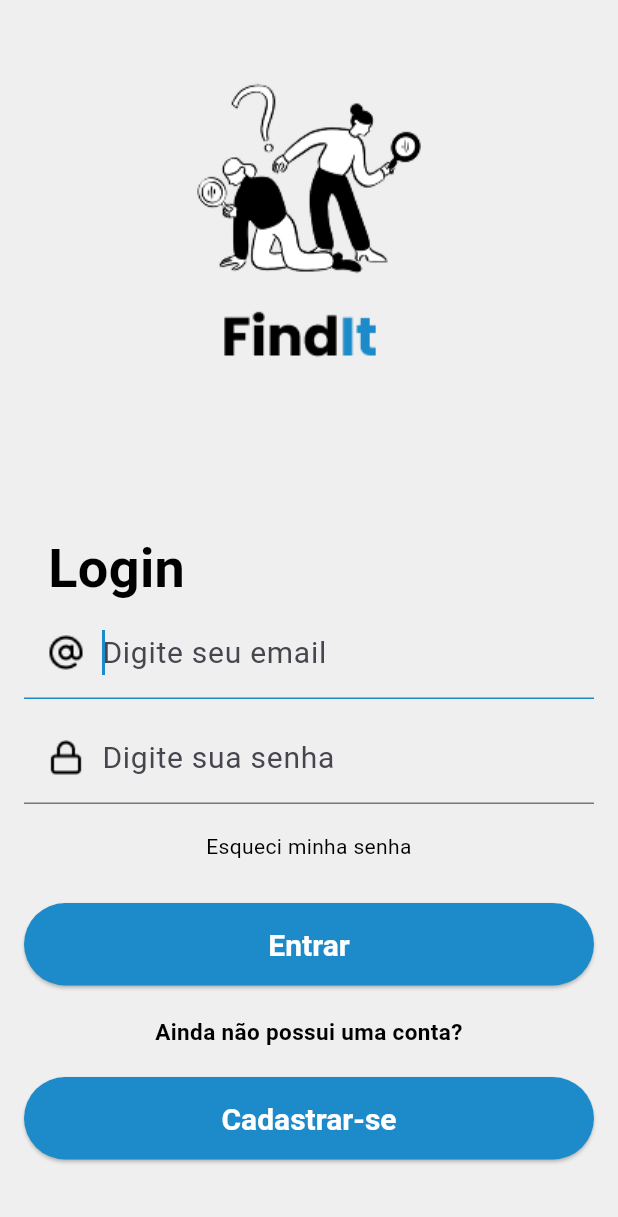
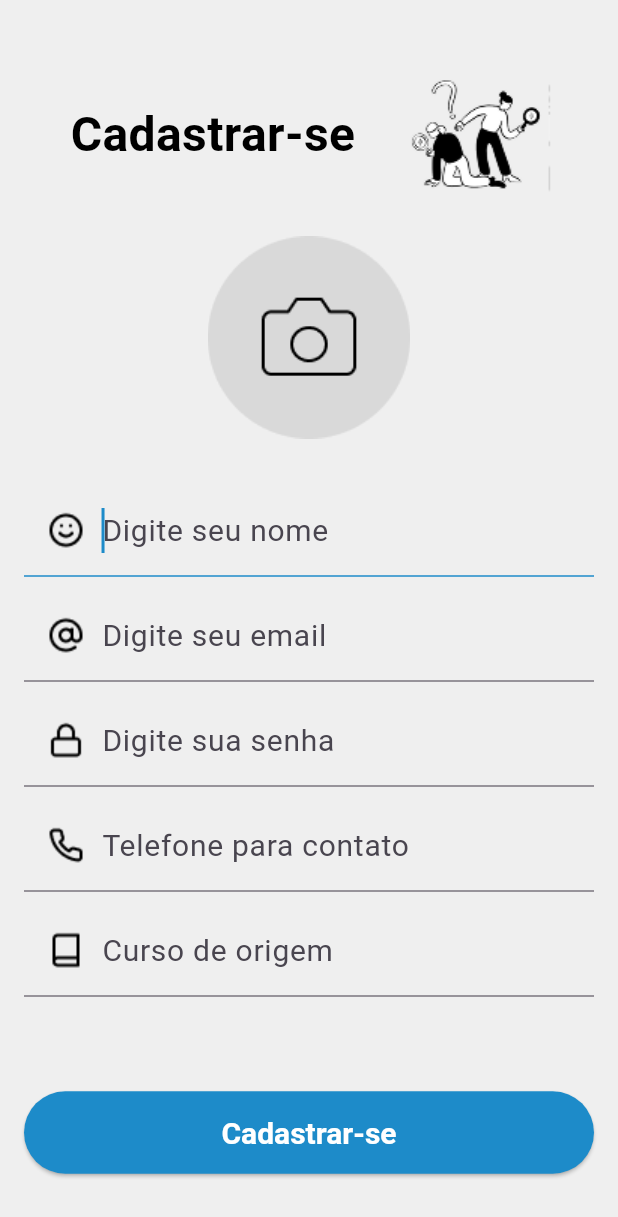
Before and after one commit to ElissonRochaa/MOBILE-25.1-FindIt, a Flutter app: the screen it shows after launch, after a tap on "Cadastrar-se", on a phone screen of 412 x 824 dp. Shown: the top 1217 px of the screen. Run offline on Flutter 3.47's test engine with Material 3 defaults, Android fonts, the phone set to English and light mode, and no system bars.

Commit message:
feat(cadastro): implementação tela cadastro

```diff
--- /dev/null
+++ b/find_it/lib/pages/Cadastro.dart
@@ -0,0 +1,184 @@
+import 'package:flutter/material.dart';
+class Cadastro extends StatefulWidget {
+  const Cadastro({super.key});
+
+  @override
+  State<Cadastro> createState() => _CadastroState();
+}
+
+class _CadastroState extends State<Cadastro> {
+  @override
+  Widget build(BuildContext context) {
+    return Scaffold(
+      body: Container(
+        decoration: BoxDecoration(color: Color(0xffEFEFEF)),
+        padding: EdgeInsets.all(16),
+        child: Center(
+          child: SingleChildScrollView(
+            child: Column(
+              crossAxisAlignment: CrossAxisAlignment.stretch,
+              children: [
+                Padding(
+                  padding: EdgeInsets.only(top: 5, left: 31, right: 3),
+                  child: Row(
+                    crossAxisAlignment: CrossAxisAlignment.center,
+                    children: [
+                      Text(
+                        "Cadastrar-se",
+                        style: TextStyle(
+                          color: Colors.black,
+                          fontSize: 32,
+                          fontWeight: FontWeight.bold,
+                        ),
+                      ),
+                      SizedBox(width: 15),
+                      Image.asset(
+                        "images/min_logo.png",
+                        width: 131,
+                        height: 126,
+                      ),
+                    ],
+                  ),
+                ),
+                Padding(
+                  padding: EdgeInsets.only(top: 5, bottom: 30),
+                  child: Image.asset(
+                    "images/add_photo.png",
+                    width: 135,
+                    height: 135,
+                  ),
+                ),
+                Padding(
+                  padding: EdgeInsets.only(bottom: 8),
+                  child: TextField(
+                    autofocus: true,
+                    keyboardType: TextInputType.text,
+                    cursorColor: Color(0xff1D8BC9),
+                    style: TextStyle(fontSize: 20),
+                    decoration: InputDecoration(
+                      contentPadding: EdgeInsets.fromLTRB(32, 16, 31, 16),
+                      hintText: "Digite seu nome",
+                      prefixIcon: Padding(
+                        padding: EdgeInsets.only(left: 16, right: 8),
+                        child: Image.asset(
+                          "images/smile.png",
+                          width: 24,
+                          height: 24,
+                        ),
+                      ),
+                    ),
+                  ),
+                ),
+                Padding(
+                  padding: EdgeInsets.only(bottom: 8),
+                  child: TextField(
+                    autofocus: true,
+                    keyboardType: TextInputType.emailAddress,
+                    cursorColor: Color(0xff1D8BC9),
+                    style: TextStyle(fontSize: 20),
+                    decoration: InputDecoration(
+                      contentPadding: EdgeInsets.fromLTRB(32, 16, 31, 16),
+                      hintText: "Digite seu email",
+                      prefixIcon: Padding(
+                        padding: EdgeInsets.only(left: 16, right: 8),
+                        child: Image.asset(
+                          "images/emailicon.png",
+                          width: 24,
+                          height: 24,
+                        ),
+                      ),
+                    ),
+                  ),
+                ),
+                Padding(
+                  padding: EdgeInsets.only(bottom: 8),
+                  child: TextField(
+                    autofocus: true,
+                    keyboardType: TextInputType.text,
+                    obscureText: true,
+                    cursorColor: Color(0xff1D8BC9),
+                    style: TextStyle(fontSize: 20),
+                    decoration: InputDecoration(
+                      contentPadding: EdgeInsets.fromLTRB(32, 16, 31, 16),
+                      hintText: "Digite sua senha",
+                      prefixIcon: Padding(
+                        padding: EdgeInsets.only(left: 16, right: 8),
+                        child: Image.asset(
+                          "images/lock.png",
+                          width: 24,
+                          height: 24,
+                        ),
+                      ),
+                    ),
+                  ),
+                ),
+                Padding(
+                  padding: EdgeInsets.only(bottom: 8),
+                  child: TextField(
+                    autofocus: true,
+                    keyboardType: TextInputType.number,
+                    obscureText: true,
+                    cursorColor: Color(0xff1D8BC9),
+                    style: TextStyle(fontSize: 20),
+                    decoration: InputDecoration(
+                      contentPadding: EdgeInsets.fromLTRB(32, 16, 31, 16),
+                      hintText: "Telefone para contato",
+                      prefixIcon: Padding(
+                        padding: EdgeInsets.only(left: 16, right: 8),
+                        child: Image.asset(
+                          "images/phone.png",
+                          width: 24,
+                          height: 24,
+                        ),
+                      ),
+                    ),
+                  ),
+                ),
+                Padding(
+                  padding: EdgeInsets.only(bottom: 8),
+                  child: TextField(
+                    autofocus: true,
+                    keyboardType: TextInputType.text,
+                    obscureText: true,
+                    cursorColor: Color(0xff1D8BC9),
+                    style: TextStyle(fontSize: 20),
+                    decoration: InputDecoration(
+                      contentPadding: EdgeInsets.fromLTRB(32, 16, 31, 16),
+                      hintText: "Curso de origem",
+                      prefixIcon: Padding(
+                        padding: EdgeInsets.only(left: 16, right: 8),
+                        child: Image.asset(
+                          "images/book.png",
+                          width: 24,
+                          height: 24,
+                        ),
+                      ),
+                    ),
+                  ),
+                ),
+                Padding(
+                  padding: EdgeInsets.only(top: 55, bottom: 20),
+                  child: ElevatedButton(
+                    onPressed: () {},
+                    style: ElevatedButton.styleFrom(
+                      backgroundColor: Color(0xff1D8BC9),
+                      padding: EdgeInsets.fromLTRB(32, 16, 32, 16),
+                      textStyle: TextStyle(fontSize: 20),
+                    ),
+                    child: Text(
+                      "Cadastrar-se",
+                      style: TextStyle(
+                        color: Colors.white,
+                        fontWeight: FontWeight.bold,
+                      ),
+                    ),
+                  ),
+                ),
+              ],
+            ),
+          ),
+        ),
+      ),
+    );
+  }
+}
--- a/find_it/lib/pages/Login.dart
+++ b/find_it/lib/pages/Login.dart
@@ -1,3 +1,4 @@
+import 'package:find_it/pages/Cadastro.dart';
 import 'package:flutter/material.dart';
 
 class Login extends StatefulWidget {
@@ -60,7 +61,9 @@ class _LoginState extends State<Login> {
                     ),
                   ),
                 ),
-                TextField(
+                Padding(
+                  padding: EdgeInsets.only(bottom: 8),
+                  child: TextField(
                     autofocus: true,
                     keyboardType: TextInputType.text,
                     obscureText: true,
@@ -74,6 +77,7 @@ class _LoginState extends State<Login> {
                           "images/lock.png",
                           width: 24,
                           height: 24,
+                        ),
                       ),
                     ),
                   ),
@@ -123,7 +127,14 @@ class _LoginState extends State<Login> {
                 Padding(
                   padding: EdgeInsets.only(top: 10, bottom: 10),
                   child: ElevatedButton(
-                    onPressed: () {},
+                    onPressed: () {
+                      Navigator.push(
+                        context,
+                        MaterialPageRoute(
+                            builder: (builder) => Cadastro()
+                        ),
+                      );
+                    },
                     style: ElevatedButton.styleFrom(
                       backgroundColor: Color(0xff1D8BC9),
                       padding: EdgeInsets.fromLTRB(32, 16, 32, 16),
--- a/find_it/pubspec.yaml
+++ b/find_it/pubspec.yaml
@@ -66,6 +66,11 @@ flutter:
     - images/logo.png
     - images/emailicon.png
     - images/lock.png
+    - images/add_photo.png
+    - images/book.png
+    - images/min_logo.png
+    - images/phone.png
+    - images/smile.png
 
   # An image asset can refer to one or more resolution-specific "variants", see
   # https://flutter.dev/to/resolution-aware-images
```
Also changed, not shown: find_it/images/add_photo.png (added), find_it/images/book.png (added), find_it/images/min_logo.png (added), find_it/images/phone.png (added), find_it/images/smile.png (added). Lines whose indentation alone changed are shown as unchanged.
